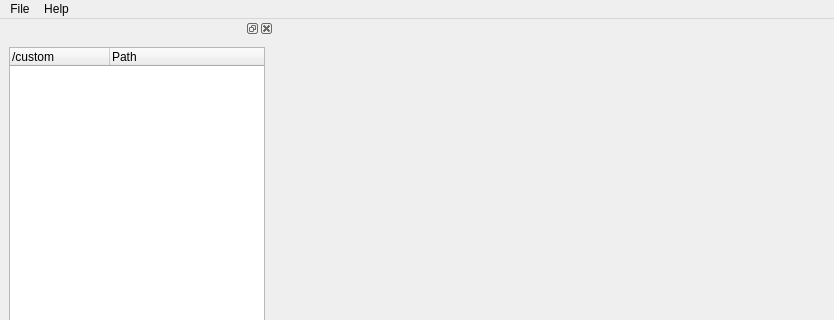
First picture: the form in tools/setupfiletool/ui/mainwindow.ui, repository mlz-ictrl/nicos, before the edit; both pictures show x 0 to 834 and y 0 to 320 of the 834 by 662 pixel window.
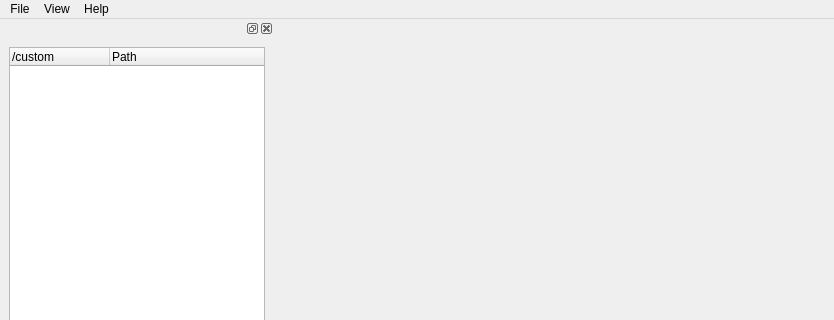
Second picture: the form after the edit. Custom widgets are drawn as their Qt base class.

Commit message:
tools/setupfiletool: menuBar item 'View'
Users can now use the menu 'View' to change what the UI looks like.
The tree can be shown or hidden (and shown again if the user accidently
closed it).

The edit to the form file:
```diff
--- a/tools/setupfiletool/ui/mainwindow.ui
+++ b/tools/setupfiletool/ui/mainwindow.ui
@@ -70,7 +70,13 @@
     <addaction name="actionAboutSetupFileTool"/>
     <addaction name="actionAboutQt"/>
    </widget>
+   <widget class="QMenu" name="menuView">
+    <property name="title">
+     <string>View</string>
+    </property>
+   </widget>
    <addaction name="menuFile"/>
+   <addaction name="menuView"/>
    <addaction name="menuHelp"/>
   </widget>
   <action name="actionExit">
```
Left out of the diff: 19 changed lines with no effect on the pictures. The commit also changes 1 other file.
